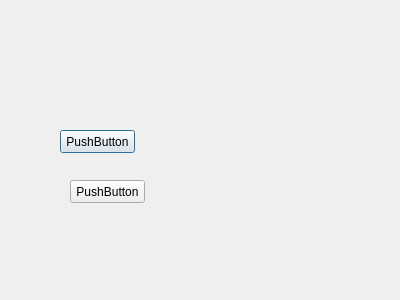
Qt form untitled/dialog.ui (lpxxn/QtOpenCMD) before a commit.
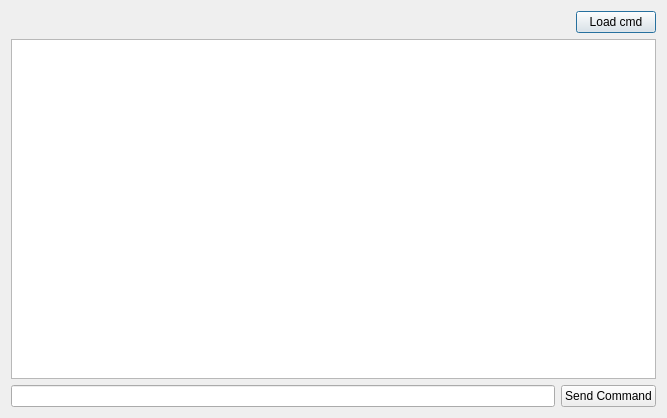
The same form after that commit.

What changed in the file:
```diff
--- a/untitled/dialog.ui
+++ b/untitled/dialog.ui
@@ -6,39 +6,56 @@
    <rect>
     <x>0</x>
     <y>0</y>
-    <width>400</width>
-    <height>300</height>
+    <width>667</width>
+    <height>418</height>
    </rect>
   </property>
   <property name="windowTitle">
    <string>Dialog</string>
   </property>
+  <layout class="QVBoxLayout" name="verticalLayout">
+   <item>
+    <layout class="QHBoxLayout" name="horizontalLayout_2">
+     <item>
+      <spacer name="horizontalSpacer">
+       <property name="orientation">
+        <enum>Qt::Horizontal</enum>
+       </property>
+       <property name="sizeHint" stdset="0">
+        <size>
+         <width>40</width>
+         <height>20</height>
+        </size>
+       </property>
+      </spacer>
+     </item>
+     <item>
   <widget class="QPushButton" name="pushButton">
-   <property name="geometry">
-    <rect>
-     <x>60</x>
-     <y>130</y>
-     <width>75</width>
-     <height>23</height>
-    </rect>
-   </property>
    <property name="text">
-    <string>PushButton</string>
-   </property>
-  </widget>
+        <string>Load cmd</string>
+       </property>
+      </widget>
+     </item>
+    </layout>
+   </item>
+   <item>
+    <widget class="QTextEdit" name="cmdOutput"/>
+   </item>
+   <item>
+    <layout class="QHBoxLayout" name="horizontalLayout">
+     <item>
+      <widget class="QLineEdit" name="line_Command"/>
+     </item>
+     <item>
   <widget class="QPushButton" name="pushButton_2">
-   <property name="geometry">
-    <rect>
-     <x>70</x>
-     <y>180</y>
-     <width>75</width>
-     <height>23</height>
-    </rect>
-   </property>
    <property name="text">
-    <string>PushButton</string>
-   </property>
-  </widget>
+        <string>Send Command</string>
+       </property>
+      </widget>
+     </item>
+    </layout>
+   </item>
+  </layout>
  </widget>
  <layoutdefault spacing="6" margin="11"/>
  <resources/>
```
Lines whose indentation alone changed are shown as unchanged.
